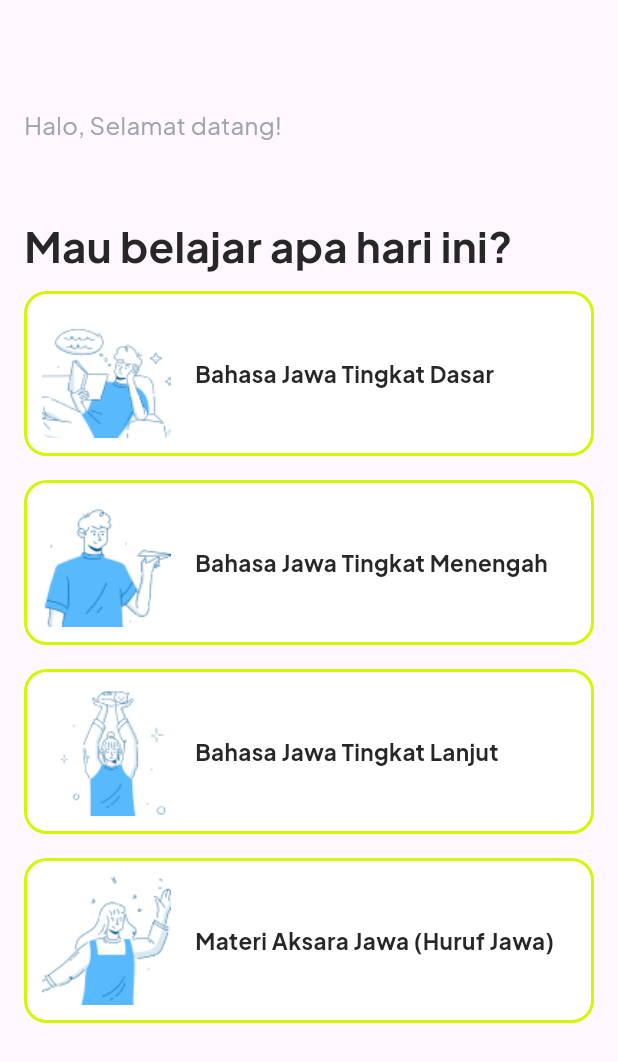
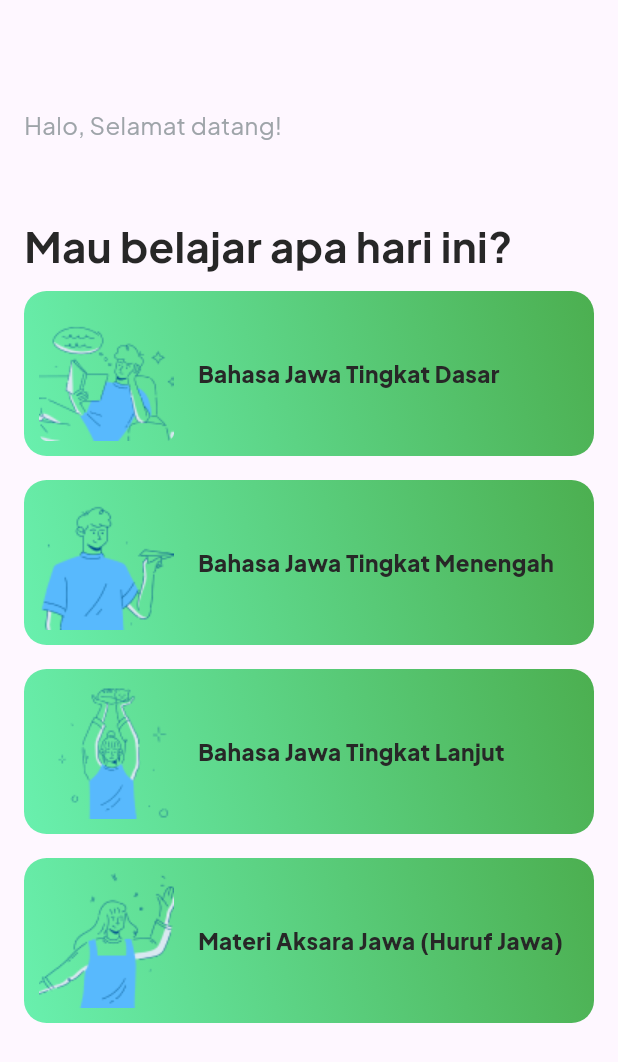
Before and after one commit to kyynnnnn/test-sinau, a Flutter app: the HomeScreen screen opened directly, on a phone screen of 412 x 824 dp. Shown: the top 1062 px of the screen. Run offline on Flutter 3.47's test engine with Material 3 defaults, Android fonts, the phone set to English and light mode, and no system bars; our stand-ins replace cloud_firestore, firebase_auth, firebase_core, google_fonts; accounts and stored records are empty.

Commit message:
habis cots

```diff
--- a/lib/screens/splash.dart
+++ b/lib/screens/splash.dart
@@ -37,7 +37,7 @@ class _SplashScreenState extends State<SplashScreen>
     if (auth.currentUser == null) {
       Navigator.pushReplacementNamed(context, '/onboarding');
     } else {
-      Navigator.pushReplacementNamed(context, '/home');
+      Navigator.pushReplacementNamed(context, '/login');
     }
   }
 
--- a/lib/widgets/list_menu.dart
+++ b/lib/widgets/list_menu.dart
@@ -16,8 +16,16 @@ class ListViewCustom extends StatelessWidget {
               width: 361.0,
               height: 110.0,
               decoration: BoxDecoration(
-                border: Border.all(color: green, width: 2.0),
-                color: Colors.white,
+                //border: Border.all(color: green, width: 2.0),
+                gradient: LinearGradient(
+                  begin: Alignment.topRight,
+                  end: Alignment.bottomLeft,
+                  colors: [
+                    Colors.green,
+                    Colors.greenAccent,
+                  ],
+                ),
+                //color: Color.fromARGB(255, 138, 255, 21),
                 borderRadius: BorderRadius.circular(15.0),
               ),
               child: InkWell(
@@ -52,7 +60,7 @@ class ListViewCustom extends StatelessWidget {
                             style: GoogleFonts.plusJakartaSans(
                                 color: black,
                                 fontSize: 15.0,
-                                fontWeight: FontWeight.w700),
+                                fontWeight: FontWeight.w800),
                           ),
                         ],
                       )
```
Also changed, not shown: pubspec.lock.
